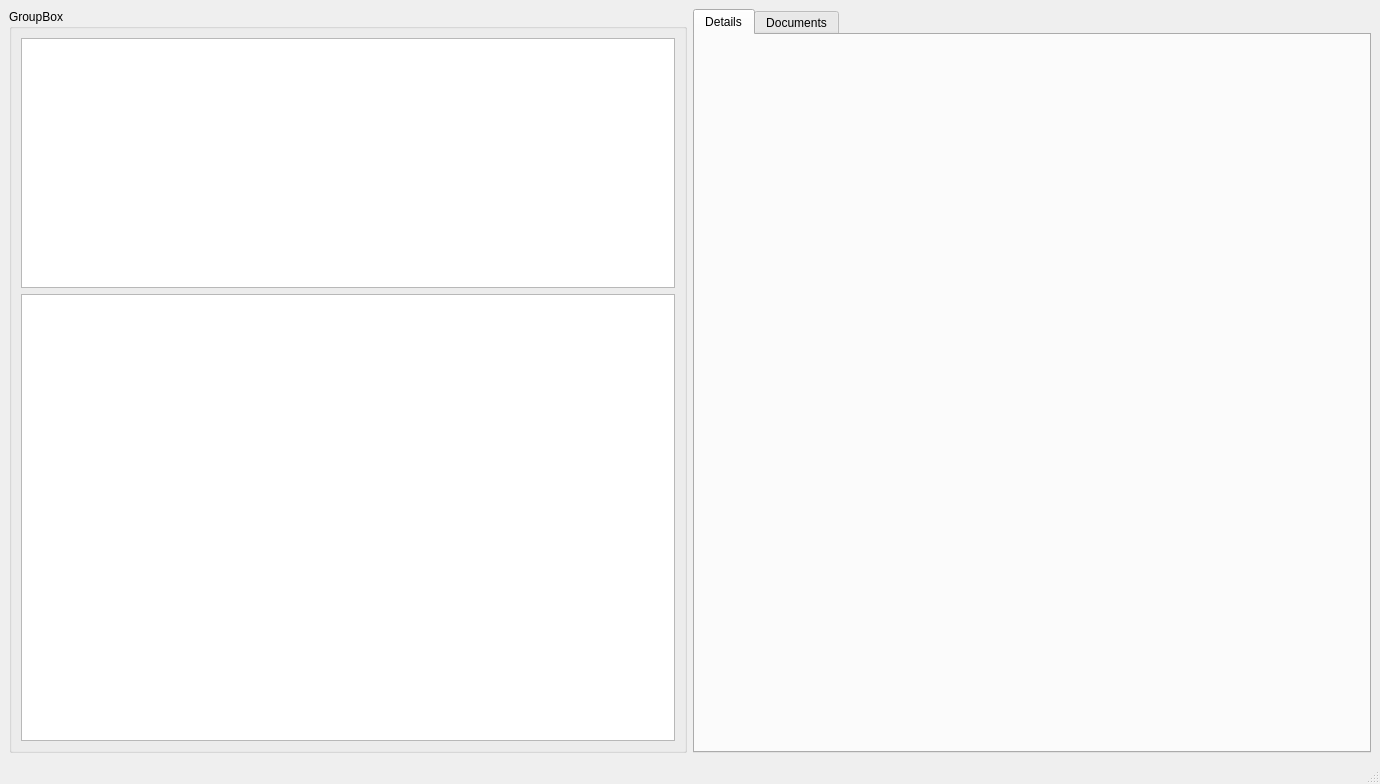
Ctgoyette/lab-inventory-application, file raw_gui.ui: the form before one commit.
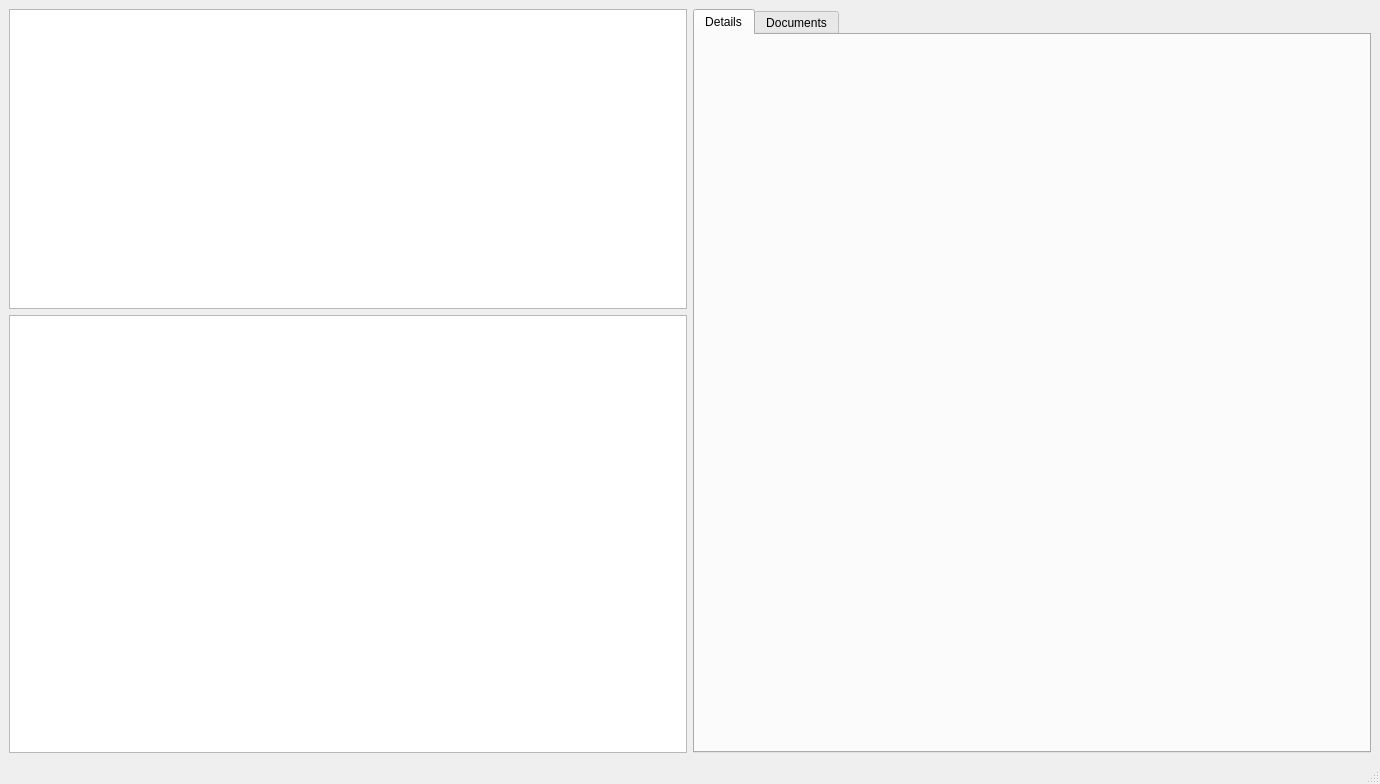
The form after the commit.

Commit message: Added categories list to GUI

```diff
--- a/raw_gui.ui
+++ b/raw_gui.ui
@@ -17,22 +17,48 @@
    <layout class="QHBoxLayout" name="horizontalLayout">
     <item>
      <widget class="QGroupBox" name="list_groupbox">
+      <property name="styleSheet">
+       <string notr="true">QGroupBox { border: none; }</string>
+      </property>
       <property name="title">
        <string>GroupBox</string>
       </property>
       <layout class="QVBoxLayout" name="verticalLayout">
+       <property name="leftMargin">
+        <number>0</number>
+       </property>
+       <property name="topMargin">
+        <number>0</number>
+       </property>
+       <property name="rightMargin">
+        <number>0</number>
+       </property>
+       <property name="bottomMargin">
+        <number>0</number>
+       </property>
        <item>
-        <widget class="QListView" name="categories_list">
+        <widget class="QListWidget" name="categories_list">
          <property name="maximumSize">
           <size>
            <width>16777215</width>
-           <height>250</height>
+           <height>300</height>
           </size>
          </property>
+         <property name="font">
+          <font>
+           <pointsize>10</pointsize>
+          </font>
+         </property>
         </widget>
        </item>
        <item>
-        <widget class="QListWidget" name="item_list"/>
+        <widget class="QListWidget" name="item_list">
+         <property name="font">
+          <font>
+           <pointsize>10</pointsize>
+          </font>
+         </property>
+        </widget>
        </item>
       </layout>
      </widget>
```
Left out of the diff: 8 changed lines with no effect on the pictures. The commit also changes 5 other files.
